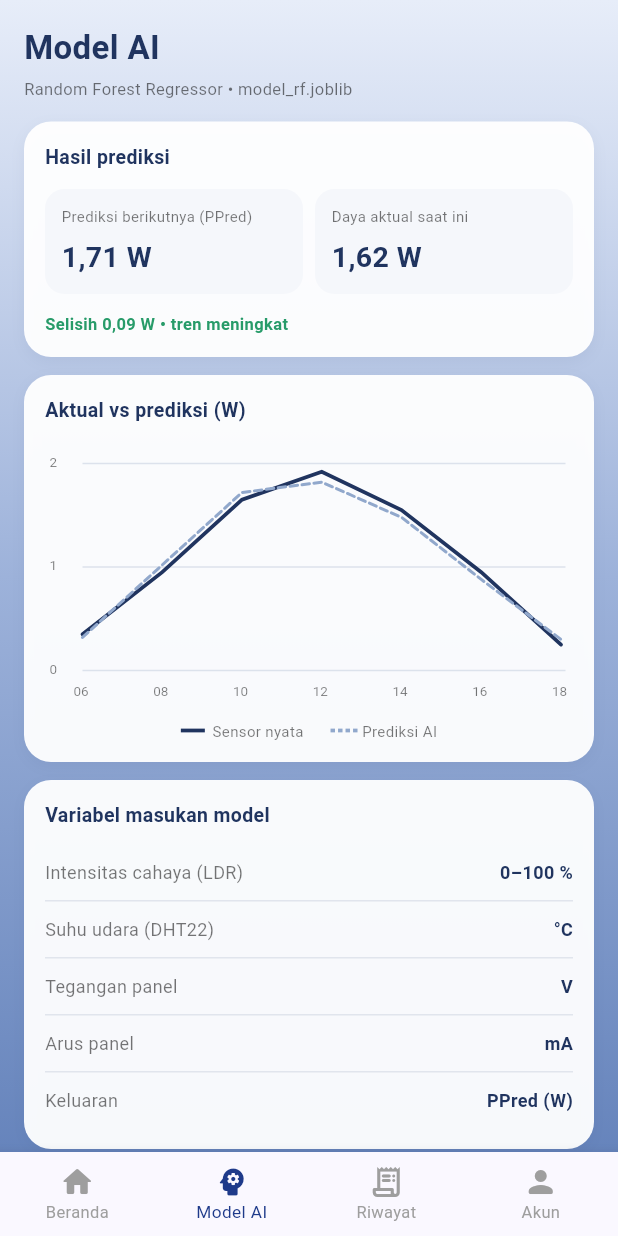
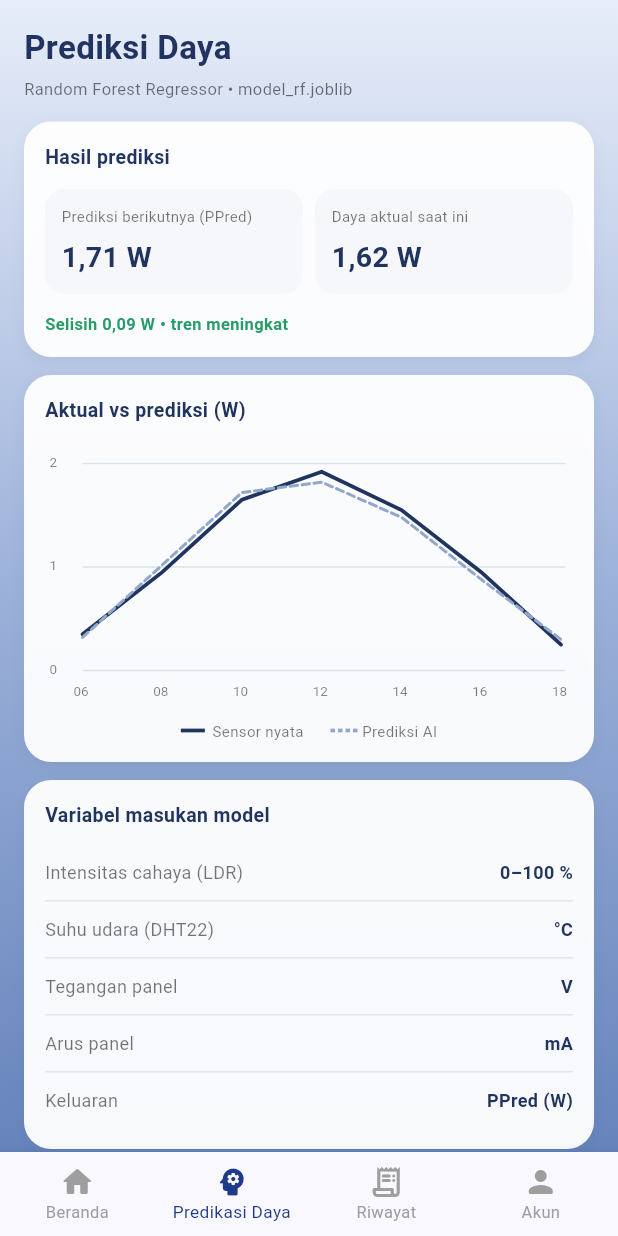
Before and after one commit to dayamjlz-blip/PTC-SMART-MICRO-GRID, a Flutter app: the MainNavigation screen opened directly, item 2 of the bottom bar chosen, on a phone screen of 412 x 824 dp. Run offline on Flutter 3.47's test engine with Material 3 defaults, Android fonts, the phone set to English and light mode, and no system bars; our stand-ins replace fl_chart.

Commit message:
mengganti label model ai menjadi prediksi daya dibagian pengguna

```diff
--- a/lib/navigation/main_navigation.dart
+++ b/lib/navigation/main_navigation.dart
@@ -64,7 +64,7 @@ class _MainNavigationState extends State<MainNavigation> {
             ),
             BottomNavigationBarItem(
               icon: Icon(Icons.psychology_rounded),
-              label: 'Model AI',
+              label: 'Prediksi Daya',
             ),
             BottomNavigationBarItem(
               icon: Icon(Icons.receipt_long_rounded),
@@ -82,7 +82,7 @@ class _MainNavigationState extends State<MainNavigation> {
             ),
             BottomNavigationBarItem(
               icon: Icon(Icons.psychology_rounded),
-              label: 'Model AI',
+              label: 'Predikasi Daya',
             ),
             BottomNavigationBarItem(
               icon: Icon(Icons.receipt_long_rounded),
--- a/lib/pages/pengguna/pengguna_model_ai_page.dart
+++ b/lib/pages/pengguna/pengguna_model_ai_page.dart
@@ -28,7 +28,7 @@ class PenggunaModelAiPage extends StatelessWidget {
             crossAxisAlignment: CrossAxisAlignment.start,
             children: [
               const Text(
-                'Model AI',
+                'Prediksi Daya',
                 style: TextStyle(
                   fontSize: 22,
                   fontWeight: FontWeight.bold,
```
